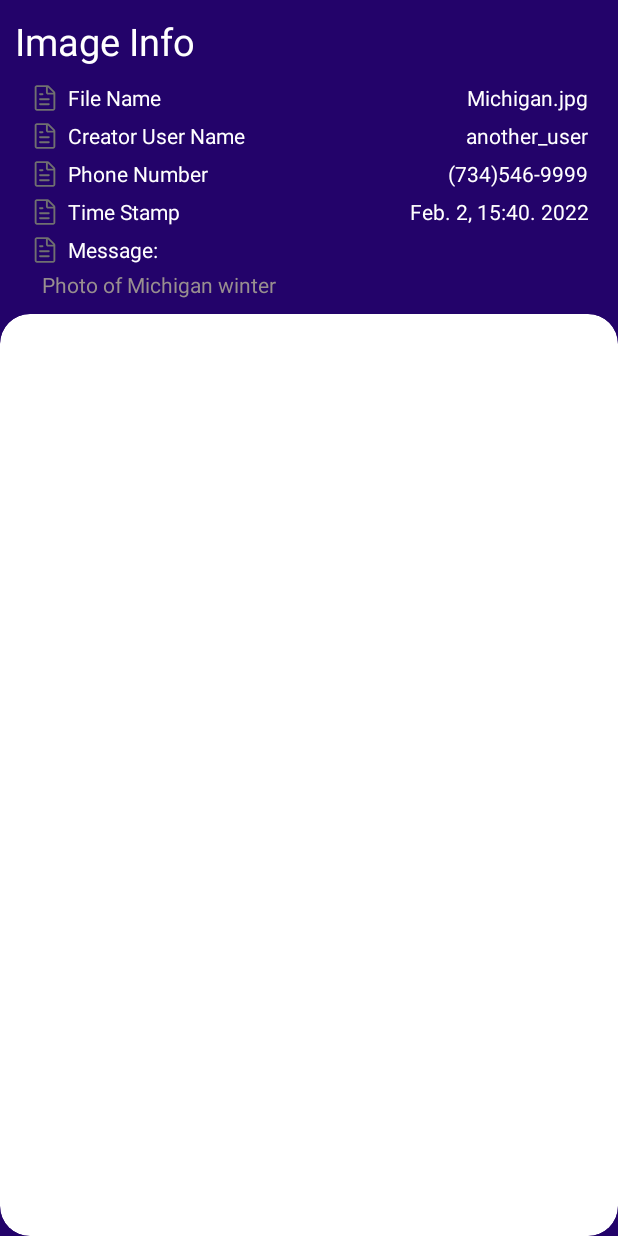
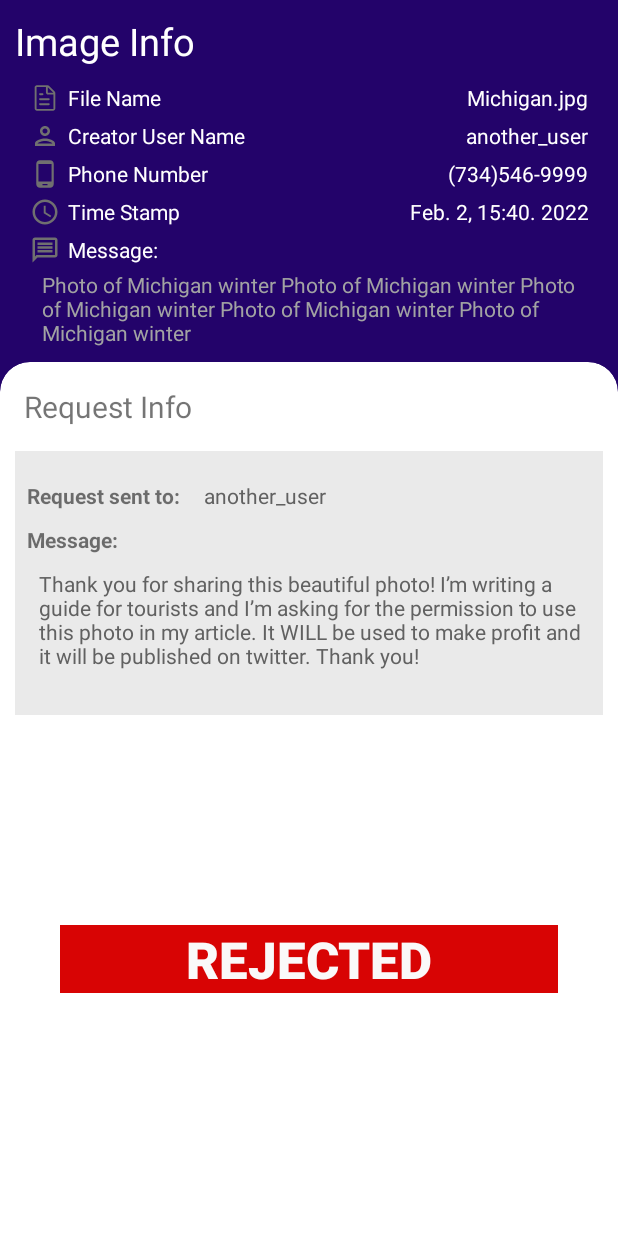
Before and after one commit to gty929/IMAGician, an Android app: the layout activity_request_status.xml on its own in the app's theme, with its tools: preview values and no code run, on a phone screen of 412 x 824 dp. Run offline under Robolectric (Android 15) with nearby library versions, the phone set to English and light mode, and no system bars.

Commit message:
status ok

```diff
--- /dev/null
+++ b/AndroidApp/app/src/main/res/drawable/ic_baseline_phone_android_24.xml
@@ -0,0 +1,5 @@
+<vector android:height="20dp" android:tint="#707070"
+    android:viewportHeight="24" android:viewportWidth="24"
+    android:width="20dp" xmlns:android="http://schemas.android.com/apk/res/android">
+    <path android:fillColor="@android:color/white" android:pathData="M16,1L8,1C6.34,1 5,2.34 5,4v16c0,1.66 1.34,3 3,3h8c1.66,0 3,-1.34 3,-3L19,4c0,-1.66 -1.34,-3 -3,-3zM14,21h-4v-1h4v1zM17.25,18L6.75,18L6.75,4h10.5v14z"/>
+</vector>
--- /dev/null
+++ b/AndroidApp/app/src/main/res/drawable/ic_baseline_rounded_corner_24.xml
@@ -0,0 +1,5 @@
+<vector android:height="24dp" android:tint="#707070"
+    android:viewportHeight="24" android:viewportWidth="24"
+    android:width="24dp" xmlns:android="http://schemas.android.com/apk/res/android">
+    <path android:fillColor="@android:color/white" android:pathData="M19,19h2v2h-2V19zM19,17h2v-2h-2V17zM3,13h2v-2H3V13zM3,17h2v-2H3V17zM3,9h2V7H3V9zM3,5h2V3H3V5zM7,5h2V3H7V5zM15,21h2v-2h-2V21zM11,21h2v-2h-2V21zM15,21h2v-2h-2V21zM7,21h2v-2H7V21zM3,21h2v-2H3V21zM21,8c0,-2.76 -2.24,-5 -5,-5h-5v2h5c1.65,0 3,1.35 3,3v5h2V8z"/>
+</vector>
--- /dev/null
+++ b/AndroidApp/app/src/main/res/drawable/ic_outline_access_time_24.xml
@@ -0,0 +1,5 @@
+<vector android:height="20dp" android:tint="#707070"
+    android:viewportHeight="24" android:viewportWidth="24"
+    android:width="20dp" xmlns:android="http://schemas.android.com/apk/res/android">
+    <path android:fillColor="@android:color/white" android:pathData="M11.99,2C6.47,2 2,6.48 2,12s4.47,10 9.99,10C17.52,22 22,17.52 22,12S17.52,2 11.99,2zM12,20c-4.42,0 -8,-3.58 -8,-8s3.58,-8 8,-8 8,3.58 8,8 -3.58,8 -8,8zM12.5,7L11,7v6l5.25,3.15 0.75,-1.23 -4.5,-2.67z"/>
+</vector>
--- /dev/null
+++ b/AndroidApp/app/src/main/res/drawable/ic_outline_message_24.xml
@@ -0,0 +1,5 @@
+<vector android:autoMirrored="true" android:height="20dp"
+    android:tint="#707070" android:viewportHeight="24"
+    android:viewportWidth="24" android:width="20dp" xmlns:android="http://schemas.android.com/apk/res/android">
+    <path android:fillColor="@android:color/white" android:pathData="M4,4h16v12L5.17,16L4,17.17L4,4m0,-2c-1.1,0 -1.99,0.9 -1.99,2L2,22l4,-4h14c1.1,0 2,-0.9 2,-2L22,4c0,-1.1 -0.9,-2 -2,-2L4,2zM6,12h12v2L6,14v-2zM6,9h12v2L6,11L6,9zM6,6h12v2L6,8L6,6z"/>
+</vector>
--- /dev/null
+++ b/AndroidApp/app/src/main/res/drawable/ic_outline_person_24.xml
@@ -0,0 +1,5 @@
+<vector android:height="20dp" android:tint="#707070"
+    android:viewportHeight="24" android:viewportWidth="24"
+    android:width="20dp" xmlns:android="http://schemas.android.com/apk/res/android">
+    <path android:fillColor="@android:color/white" android:pathData="M12,6c1.1,0 2,0.9 2,2s-0.9,2 -2,2 -2,-0.9 -2,-2 0.9,-2 2,-2m0,10c2.7,0 5.8,1.29 6,2L6,18c0.23,-0.72 3.31,-2 6,-2m0,-12C9.79,4 8,5.79 8,8s1.79,4 4,4 4,-1.79 4,-4 -1.79,-4 -4,-4zM12,14c-2.67,0 -8,1.34 -8,4v2h16v-2c0,-2.66 -5.33,-4 -8,-4z"/>
+</vector>
--- a/AndroidApp/app/src/main/res/layout/activity_input_info.xml
+++ b/AndroidApp/app/src/main/res/layout/activity_input_info.xml
@@ -7,22 +7,21 @@
     android:background="@color/blue">
 
     <androidx.constraintlayout.widget.ConstraintLayout
-        android:id="@+id/image_info_list"
+        android:id="@+id/image_preview"
         android:layout_width="match_parent"
-        android:layout_height="200dp"
+        android:layout_height="0dp"
         android:background="@color/blue"
         app:layout_constraintEnd_toEndOf="parent"
-        app:layout_constraintHorizontal_bias="0.0"
         app:layout_constraintStart_toStartOf="parent"
         app:layout_constraintTop_toTopOf="parent">
 
         <ImageView
             android:id="@+id/imagePreview"
-            android:layout_width="wrap_content"
-            android:layout_height="0dp"
-            android:layout_marginStart="16dp"
+            android:layout_width="0dp"
+            android:layout_height="200dp"
+            android:layout_marginStart="24dp"
             android:layout_marginTop="8dp"
-            android:layout_marginEnd="16dp"
+            android:layout_marginEnd="24dp"
             android:layout_marginBottom="16dp"
             android:contentDescription="@string/image_to_encode_or_decode"
             app:layout_constraintBottom_toBottomOf="parent"
@@ -44,7 +43,7 @@
         app:layout_constraintHorizontal_bias="0.0"
         app:layout_constraintStart_toStartOf="parent"
 
-        app:layout_constraintTop_toBottomOf="@+id/image_info_list"
+        app:layout_constraintTop_toBottomOf="@+id/image_preview"
         app:layout_constraintVertical_bias="1.0">
 
 
@@ -113,7 +112,7 @@
                         android:layout_width="wrap_content"
                         android:layout_height="wrap_content"
                         android:contentDescription="@string/icon"
-                        app:srcCompat="@drawable/ic_message" />
+                        app:srcCompat="@drawable/ic_outline_message_24" />
 
                     <TextView
                         android:id="@+id/message_field"
--- a/AndroidApp/app/src/main/res/layout/activity_request_status.xml
+++ b/AndroidApp/app/src/main/res/layout/activity_request_status.xml
@@ -4,7 +4,8 @@
     xmlns:tools="http://schemas.android.com/tools"
     android:layout_width="match_parent"
     android:layout_height="match_parent"
-    android:background="@color/blue">
+    android:background="@color/blue"
+    app:layout_constraintTop_toBottomOf="parent">
 
     <androidx.constraintlayout.widget.ConstraintLayout
         android:id="@+id/image_info_list"
@@ -88,7 +89,7 @@
                     android:contentDescription="@string/icon"
                     app:layout_constraintStart_toStartOf="parent"
                     app:layout_constraintTop_toTopOf="parent"
-                    app:srcCompat="@drawable/ic_file" />
+                    app:srcCompat="@drawable/ic_outline_person_24" />
 
                 <TextView
                     android:id="@+id/CreatorName"
@@ -125,7 +126,7 @@
                     android:contentDescription="@string/icon"
                     app:layout_constraintStart_toStartOf="parent"
                     app:layout_constraintTop_toTopOf="parent"
-                    app:srcCompat="@drawable/ic_file" />
+                    app:srcCompat="@drawable/ic_baseline_phone_android_24" />
 
                 <TextView
                     android:id="@+id/PhoneNumber"
@@ -162,7 +163,7 @@
                     android:contentDescription="@string/icon"
                     app:layout_constraintStart_toStartOf="parent"
                     app:layout_constraintTop_toTopOf="parent"
-                    app:srcCompat="@drawable/ic_file" />
+                    app:srcCompat="@drawable/ic_outline_access_time_24" />
 
                 <TextView
                     android:id="@+id/TimeStamp"
@@ -199,7 +200,7 @@
                     android:contentDescription="@string/icon"
                     app:layout_constraintStart_toStartOf="parent"
                     app:layout_constraintTop_toTopOf="parent"
-                    app:srcCompat="@drawable/ic_file" />
+                    app:srcCompat="@drawable/ic_outline_message_24" />
 
                 <TextView
                     android:id="@+id/textView7"
@@ -218,7 +219,7 @@
                     android:layout_marginStart="8dp"
                     android:layout_marginTop="3dp"
                     android:text="@string/msg"
-                    android:textColor="#988F8F"
+                    android:textColor="#A2A3A3"
                     app:layout_constraintStart_toStartOf="parent"
                     app:layout_constraintTop_toBottomOf="@id/msg_icon" />
 
@@ -232,13 +233,118 @@
         android:layout_width="0dp"
         android:layout_height="0dp"
         android:layout_marginTop="10dp"
+        android:layout_marginBottom="-20dp"
         android:background="@drawable/shape_round_corner"
         android:clipToOutline="true"
+
         app:layout_constraintBottom_toBottomOf="parent"
         app:layout_constraintEnd_toEndOf="parent"
-
         app:layout_constraintHorizontal_bias="0.0"
         app:layout_constraintStart_toStartOf="parent"
         app:layout_constraintTop_toBottomOf="@id/image_info_list"
-        app:layout_constraintVertical_bias="1.0" />
+        app:layout_constraintVertical_bias="1.0">
+
+        <TextView
+            android:id="@+id/textView5"
+            android:layout_width="wrap_content"
+            android:layout_height="wrap_content"
+            android:layout_marginStart="16dp"
+            android:layout_marginTop="16dp"
+            android:text="@string/req_info"
+            android:textSize="20sp"
+            app:layout_constraintStart_toStartOf="parent"
+            app:layout_constraintTop_toTopOf="parent" />
+
+        <LinearLayout
+            android:id="@+id/req_info"
+            android:layout_width="0dp"
+            android:layout_height="wrap_content"
+            android:layout_marginHorizontal="10dp"
+            android:layout_marginTop="16dp"
+            android:background="#EAEAEA"
+            android:orientation="vertical"
+            app:layout_constraintEnd_toEndOf="parent"
+            app:layout_constraintStart_toStartOf="parent"
+            app:layout_constraintTop_toBottomOf="@id/textView5">
+
+            <androidx.constraintlayout.widget.ConstraintLayout
+                android:layout_width="match_parent"
+                android:layout_height="wrap_content"
+                android:paddingTop="20dp">
+
+                <TextView
+                    android:id="@+id/textView12"
+                    android:layout_width="wrap_content"
+                    android:layout_height="wrap_content"
+                    android:layout_marginStart="8dp"
+                    android:text="@string/req_sent_to"
+                    android:textStyle="bold"
+                    app:layout_constraintStart_toStartOf="parent"
+                    app:layout_constraintTop_toTopOf="parent" />
+
+                <TextView
+                    android:id="@+id/textView17"
+                    android:layout_width="wrap_content"
+                    android:layout_height="wrap_content"
+                    android:layout_marginStart="16dp"
+                    android:text="@string/cname"
+                    android:textColor="#616161"
+                    app:layout_constraintStart_toEndOf="@+id/textView12"
+                    app:layout_constraintTop_toTopOf="parent" />
+
+            </androidx.constraintlayout.widget.ConstraintLayout>
+
+            <androidx.constraintlayout.widget.ConstraintLayout
+                android:layout_width="match_parent"
+                android:layout_height="wrap_content"
+                android:paddingBottom="30dp">
+
+                <TextView
+                    android:id="@+id/textView14"
+                    android:layout_width="wrap_content"
+                    android:layout_height="wrap_content"
+                    android:layout_marginStart="8dp"
+                    android:paddingTop="10dp"
+                    android:text="@string/message"
+                    android:textStyle="bold"
+                    app:layout_constraintStart_toStartOf="parent"
+                    app:layout_constraintTop_toTopOf="parent" />
+
+                <TextView
+                    android:id="@+id/textView15"
+                    android:layout_width="wrap_content"
+                    android:layout_height="wrap_content"
+                    android:layout_marginHorizontal="16dp"
+                    android:paddingStart="16dp"
+                    android:paddingTop="10dp"
+                    android:paddingEnd="5dp"
+                    android:text="@string/req_msg"
+                    android:textAlignment="textStart"
+                    android:textColor="#616161"
+                    app:layout_constraintEnd_toEndOf="parent"
+                    app:layout_constraintStart_toStartOf="parent"
+                    app:layout_constraintTop_toBottomOf="@id/textView14" />
+            </androidx.constraintlayout.widget.ConstraintLayout>
+        </LinearLayout>
+
+        <TextView
+            android:id="@+id/textView9"
+            android:layout_width="match_parent"
+            android:layout_height="wrap_content"
+            android:layout_marginHorizontal="40dp"
+            android:layout_marginTop="7dp"
+            android:layout_marginBottom="50dp"
+            android:background="#D80404"
+            android:fontFamily="sans-serif-black"
+            android:text="@string/req_status"
+            android:textAlignment="center"
+            android:textColor="#FAF9F9"
+            android:textSize="34sp"
+            android:textStyle="bold"
+            app:layout_constraintBottom_toBottomOf="parent"
+            app:layout_constraintEnd_toEndOf="parent"
+            app:layout_constraintStart_toStartOf="parent"
+            app:layout_constraintTop_toBottomOf="@id/req_info" />
+
+    </androidx.constraintlayout.widget.ConstraintLayout>
 </androidx.constraintlayout.widget.ConstraintLayout>
--- a/AndroidApp/app/src/main/res/values/strings.xml
+++ b/AndroidApp/app/src/main/res/values/strings.xml
@@ -22,7 +22,11 @@
     <string name="pnumber">(734)546-9999</string>
     <string name="timestamp">Time Stamp</string>
     <string name="tstamp">Feb. 2, 15:40. 2022</string>
-    <string name="msg">Photo of Michigan winter</string>
+    <string name="msg">Photo of Michigan winter Photo of Michigan winter Photo of Michigan winter Photo of Michigan winter Photo of Michigan winter</string>
+    <string name="req_info">Request Info</string>
+    <string name="req_sent_to">Request sent to:</string>
+    <string name="req_msg">Thank you for sharing this beautiful photo! I’m writing a guide for tourists and I’m asking for the permission to use this photo in my article. It WILL be used to make profit and it will be published on twitter. Thank you!</string>
+    <string name="req_status">REJECTED</string>
 
     <string name="examine_watermark">Examine Watermark</string>
     <string name="new_watermark">New Watermark</string>
```
